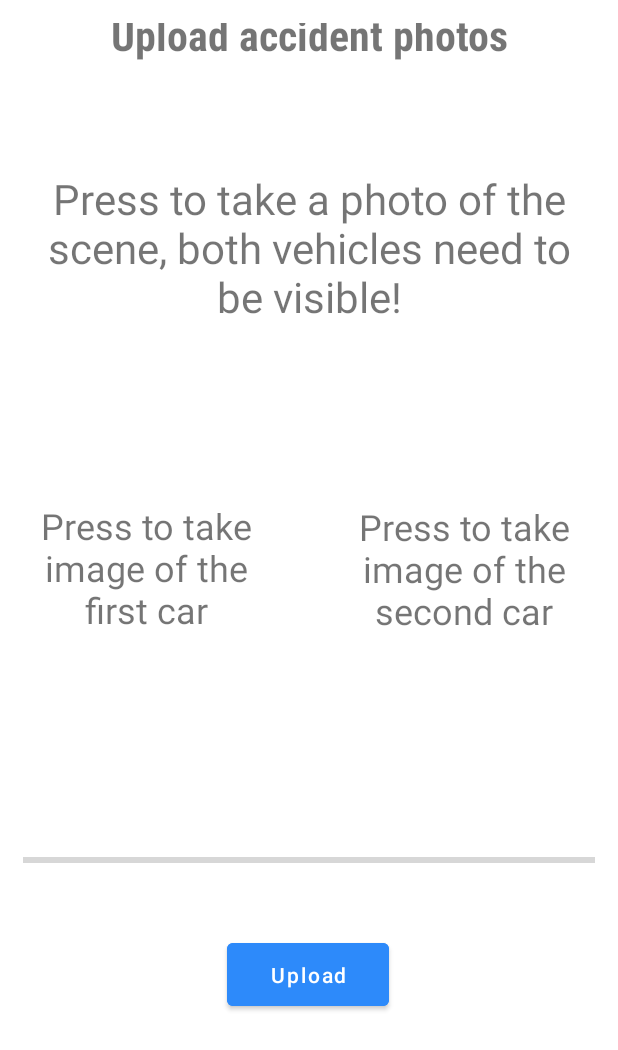
After one commit to bennyrltu/KTUKrash, an Android app: the EventPictures screen opened directly, with no data from a screen before it, on a phone screen of 412 x 824 dp. The commit adds this screen. Shown: the top 1050 px of the screen. Run offline under Robolectric (Android 15) with nearby library versions, the phone set to English and light mode, and no system bars; our stand-ins replace Firebase (no records; nobody signed in at launch, a user with empty details on screens opened directly); libraries missing offline, so code that uses them is left out: com.github.dhaval2404.imagepicker.

Commit message:
User can upload accident images to cloud, every user uploads are personalised

```diff
--- a/app/build.gradle
+++ b/app/build.gradle
@@ -40,6 +40,8 @@ dependencies {
     implementation 'com.github.yukuku:ambilwarna:2.0.1'
     implementation 'com.google.android.libraries.places:places:2.5.0'
     implementation 'com.hbb20:ccp:2.5.4'
+    implementation 'com.google.firebase:firebase-storage:20.0.0'
+    implementation 'com.github.dhaval2404:imagepicker:2.1'
     testImplementation 'junit:junit:4.+'
     androidTestImplementation 'androidx.test.ext:junit:1.1.3'
     androidTestImplementation 'androidx.test.espresso:espresso-core:3.4.0'
--- /dev/null
+++ b/app/src/main/java/edu/ktu/ktukrash/EventPictures.java
@@ -0,0 +1,173 @@
+package edu.ktu.ktukrash;
+
+import androidx.annotation.NonNull;
+import androidx.annotation.Nullable;
+import androidx.appcompat.app.AppCompatActivity;
+
+import android.content.Intent;
+import android.net.Uri;
+import android.os.Bundle;
+import android.view.View;
+import android.widget.Button;
+import android.widget.ImageView;
+import android.widget.ProgressBar;
+import android.widget.TextView;
+import android.widget.Toast;
+
+import com.github.dhaval2404.imagepicker.ImagePicker;
+import com.google.android.gms.tasks.OnFailureListener;
+import com.google.android.gms.tasks.OnSuccessListener;
+import com.google.firebase.auth.FirebaseAuth;
+import com.google.firebase.storage.FirebaseStorage;
+import com.google.firebase.storage.OnProgressListener;
+import com.google.firebase.storage.StorageReference;
+import com.google.firebase.storage.UploadTask;
+
+public class EventPictures extends AppCompatActivity {
+
+    ImageView imageView;
+    ImageView imageView2;
+    ImageView imageView3;
+
+    Uri fileUri;
+    Uri fileUri2;
+    Uri fileUri3;
+
+    ProgressBar progressBar;
+    TextView progressTextView;
+    Button uploadButton;
+
+
+    @Override
+    protected void onCreate(Bundle savedInstanceState) {
+        super.onCreate(savedInstanceState);
+        setContentView(R.layout.activity_event_pictures);
+
+        imageView = findViewById(R.id.imageView);
+        imageView2 = findViewById(R.id.imageView2);
+        imageView3 = findViewById(R.id.imageView3);
+
+        uploadButton = findViewById(R.id.uploadButton);
+
+        progressBar = findViewById(R.id.progressBar);
+        progressTextView = findViewById(R.id.progressTextView);
+
+        String currentuser = FirebaseAuth.getInstance().getCurrentUser().getUid();
+
+        imageView.setOnClickListener(new View.OnClickListener() {
+            @Override
+            public void onClick(View v) {
+                ImagePicker
+                        .Companion
+                        .with(EventPictures.this)
+                        .start(1);
+
+            }
+        });
+
+        imageView2.setOnClickListener(new View.OnClickListener() {
+            @Override
+            public void onClick(View v2) {
+                ImagePicker
+                        .Companion
+                        .with(EventPictures.this)
+                        .start(2);
+
+            }
+        });
+
+        imageView3.setOnClickListener(new View.OnClickListener() {
+            @Override
+            public void onClick(View v3) {
+                ImagePicker
+                        .Companion
+                        .with(EventPictures.this)
+                        .start(3);
+
+            }
+        });
+
+        uploadButton.setOnClickListener(new View.OnClickListener() {
+            @Override
+            public void onClick(View v) {
+                StorageReference storageRef = FirebaseStorage.getInstance().getReference();
+                StorageReference uploadImageRef = storageRef.child("images/" + currentuser + "/"+"EVENT_"+ fileUri.getLastPathSegment());
+                StorageReference uploadImageRef2 = storageRef.child("images/" + currentuser + "/"+"FIRST_"+ fileUri2.getLastPathSegment());
+                StorageReference uploadImageRef3 = storageRef.child("images/" + currentuser + "/"+"SECOND_"+ fileUri3.getLastPathSegment());
+
+                UploadTask uploadTask = uploadImageRef.putFile(fileUri);
+                UploadTask uploadTask2 = uploadImageRef2.putFile(fileUri2);
+                UploadTask uploadTask3 = uploadImageRef3.putFile(fileUri3);
+
+                uploadTask2.addOnSuccessListener(new OnSuccessListener<UploadTask.TaskSnapshot>() {
+                    @Override
+                    public void onSuccess(UploadTask.TaskSnapshot taskSnapshot) {
+                        Toast.makeText(EventPictures.this, "Successfully uploaded image", Toast.LENGTH_SHORT).show();
+                    }
+                });
+
+                uploadTask3.addOnSuccessListener(new OnSuccessListener<UploadTask.TaskSnapshot>() {
+                    @Override
+                    public void onSuccess(UploadTask.TaskSnapshot taskSnapshot) {
+                        Toast.makeText(EventPictures.this, "Successfully uploaded image", Toast.LENGTH_SHORT).show();
+                    }
+                });
+
+                uploadTask.addOnSuccessListener(new OnSuccessListener<UploadTask.TaskSnapshot>() {
+                    @Override
+                    public void onSuccess(UploadTask.TaskSnapshot taskSnapshot) {
+
+                        Toast.makeText(EventPictures.this, "Successfully uploaded image", Toast.LENGTH_SHORT).show();
+
+                    }
+                }).addOnFailureListener(new OnFailureListener() {
+                    @Override
+                    public void onFailure(@NonNull Exception e) {
+                        Toast.makeText(EventPictures.this, "Failed to Upload Image", Toast.LENGTH_SHORT).show();
+                    }
+                })
+                        .addOnProgressListener(new OnProgressListener<UploadTask.TaskSnapshot>() {
+                            @Override
+                            public void onProgress(@NonNull UploadTask.TaskSnapshot snapshot) {
+                                double progress = (100.0 * snapshot.getBytesTransferred()) / snapshot.getTotalByteCount();
+                                progressBar.setProgress((int) progress);
+                                String progressString = ((int) progress) + "% done";
+                                progressTextView.setText(progressString);
+                            }
+                        });
+            }
+        });
+
+
+    }
+
+    @Override
+    protected void onActivityResult(int requestCode, int resultCode, @Nullable Intent data) {
+        super.onActivityResult(requestCode, resultCode, data);
+        if (requestCode == 1) {
+            if (resultCode == RESULT_OK) {
+                if (data != null) {
+                    fileUri = data.getData();
+                    imageView.setImageURI(fileUri);
+                }
+            }
+        }
+
+        if (requestCode == 2) {
+            if (resultCode == RESULT_OK) {
+                if (data != null) {
+                    fileUri2 = data.getData();
+                    imageView2.setImageURI(fileUri2);
+                }
+            }
+        }
+        if (requestCode == 3) {
+            if (resultCode == RESULT_OK) {
+                if (data != null) {
+                    fileUri3 = data.getData();
+                    imageView3.setImageURI(fileUri3);
+                }
+            }
+        }
+    }
+}
--- /dev/null
+++ b/app/src/main/res/layout/activity_event_pictures.xml
@@ -0,0 +1,162 @@
+<?xml version="1.0" encoding="utf-8"?>
+<androidx.constraintlayout.widget.ConstraintLayout xmlns:android="http://schemas.android.com/apk/res/android"
+    xmlns:app="http://schemas.android.com/apk/res-auto"
+    xmlns:tools="http://schemas.android.com/tools"
+    android:layout_width="match_parent"
+    android:layout_height="match_parent"
+    android:padding="15sp"
+    tools:context=".EventPictures">
+
+
+    <TextView
+        android:id="@+id/textView"
+        android:layout_width="382dp"
+        android:layout_height="58dp"
+        android:layout_marginBottom="34dp"
+        android:fontFamily="sans-serif-condensed"
+        android:gravity="center"
+        android:text="Upload accident photos"
+        android:textSize="28dp"
+        android:textStyle="bold"
+        app:layout_constraintBottom_toTopOf="@+id/imageView"
+        app:layout_constraintEnd_toEndOf="parent"
+        app:layout_constraintStart_toStartOf="parent"
+        app:layout_constraintTop_toTopOf="parent" />
+
+    <TextView
+        android:id="@+id/textView4"
+        android:layout_width="164dp"
+        android:layout_height="167dp"
+        android:layout_marginTop="27dp"
+        android:layout_marginEnd="44dp"
+        android:layout_marginBottom="67dp"
+        android:gravity="center"
+        android:text="Press to take image of the first car"
+        android:textSize="24dp"
+        app:layout_constraintBottom_toTopOf="@+id/progressBar"
+        app:layout_constraintEnd_toStartOf="@+id/textView5"
+        app:layout_constraintStart_toStartOf="parent"
+        app:layout_constraintTop_toBottomOf="@+id/textView2" />
+
+    <ImageView
+        android:id="@+id/imageView2"
+        android:layout_width="166dp"
+        android:layout_height="170dp"
+        android:layout_marginTop="34dp"
+        android:layout_marginEnd="39dp"
+        android:layout_marginBottom="64dp"
+        android:background="?selectableItemBackground"
+        android:clickable="true"
+        android:focusable="true"
+        android:scaleType="centerCrop"
+        app:layout_constraintBottom_toTopOf="@+id/progressBar"
+        app:layout_constraintEnd_toStartOf="@+id/textView5"
+        app:layout_constraintHorizontal_bias="0.0"
+        app:layout_constraintStart_toStartOf="parent"
+        app:layout_constraintTop_toBottomOf="@+id/imageView"
+        app:layout_constraintVertical_bias="0.166" />
+
+
+    <ImageView
+        android:id="@+id/imageView"
+        android:layout_width="383dp"
+        android:layout_height="204dp"
+        android:layout_marginBottom="8dp"
+        android:background="?selectableItemBackground"
+        android:clickable="true"
+        android:focusable="true"
+        android:scaleType="centerCrop"
+        app:layout_constraintBottom_toTopOf="@+id/textView4"
+        app:layout_constraintEnd_toEndOf="parent"
+        app:layout_constraintHorizontal_bias="0.357"
+        app:layout_constraintStart_toStartOf="parent"
+        app:layout_constraintTop_toTopOf="parent"
+        app:layout_constraintVertical_bias="0.722" />
+
+    <TextView
+        android:id="@+id/textView2"
+        android:layout_width="382dp"
+        android:layout_height="204dp"
+        android:layout_marginTop="12dp"
+        android:gravity="center"
+        android:text="Press to take a photo of the scene, both vehicles need to be visible!"
+        android:textSize="28dp"
+        app:layout_constraintBottom_toBottomOf="@+id/imageView"
+        app:layout_constraintEnd_toEndOf="parent"
+        app:layout_constraintHorizontal_bias="0.413"
+        app:layout_constraintStart_toStartOf="parent"
+        app:layout_constraintTop_toBottomOf="@+id/textView"
+        app:layout_constraintVertical_bias="0.0" />
+
+    <ProgressBar
+        android:id="@+id/progressBar"
+        style="@style/Widget.AppCompat.ProgressBar.Horizontal"
+        android:layout_width="389dp"
+        android:layout_height="90dp"
+        android:layout_marginTop="261dp"
+        app:layout_constraintBottom_toBottomOf="parent"
+        app:layout_constraintEnd_toEndOf="parent"
+        app:layout_constraintStart_toStartOf="parent"
+        app:layout_constraintTop_toBottomOf="@+id/textView2"
+        app:layout_constraintVertical_bias="0.0" />
+
+    <TextView
+        android:id="@+id/progressTextView"
+        android:layout_width="22dp"
+        android:layout_height="89dp"
+        android:layout_marginStart="362dp"
+        android:layout_marginTop="65dp"
+        android:layout_marginBottom="2dp"
+        app:layout_constraintBottom_toBottomOf="@+id/progressBar"
+        app:layout_constraintEnd_toEndOf="parent"
+        app:layout_constraintStart_toStartOf="@+id/progressBar"
+        app:layout_constraintTop_toBottomOf="@+id/textView5" />
+
+    <Button
+        android:id="@+id/uploadButton"
+        android:layout_width="108dp"
+        android:layout_height="54dp"
+        android:layout_marginTop="4dp"
+        android:backgroundTint="#2D8AFA"
+        android:text="Upload"
+        android:textAllCaps="false"
+        android:textColor="@android:color/white"
+        app:layout_constraintBottom_toBottomOf="parent"
+        app:layout_constraintEnd_toEndOf="parent"
+        app:layout_constraintHorizontal_bias="0.498"
+        app:layout_constraintStart_toStartOf="parent"
+        app:layout_constraintTop_toBottomOf="@+id/progressBar"
+        app:layout_constraintVertical_bias="0.0" />
+
+    <TextView
+        android:id="@+id/textView5"
+        android:layout_width="174dp"
+        android:layout_height="161dp"
+        android:layout_marginTop="28dp"
+        android:layout_marginBottom="66dp"
+        android:gravity="center"
+        android:text="Press to take image of the second car"
+        android:textSize="24dp"
+        app:layout_constraintBottom_toTopOf="@+id/progressBar"
+        app:layout_constraintEnd_toEndOf="parent"
+        app:layout_constraintTop_toBottomOf="@+id/textView2" />
+
+    <ImageView
+        android:id="@+id/imageView3"
+        android:layout_width="171dp"
+        android:layout_height="167dp"
+        android:layout_marginStart="38dp"
+        android:layout_marginTop="29dp"
+        android:layout_marginBottom="69dp"
+        android:background="?selectableItemBackground"
+        android:clickable="true"
+        android:focusable="true"
+        android:scaleType="centerCrop"
+        app:layout_constraintBottom_toTopOf="@+id/progressBar"
+        app:layout_constraintEnd_toEndOf="parent"
+        app:layout_constraintStart_toEndOf="@+id/imageView2"
+        app:layout_constraintTop_toBottomOf="@+id/imageView"
+        tools:ignore="SpeakableTextPresentCheck" />
+
+
+</androidx.constraintlayout.widget.ConstraintLayout>
--- a/build.gradle
+++ b/build.gradle
@@ -3,6 +3,7 @@ buildscript {
     repositories {
         google()
         mavenCentral()
+        maven { url "https://jitpack.io" }
     }
     dependencies {
         classpath "com.android.tools.build:gradle:7.0.3"
--- a/settings.gradle
+++ b/settings.gradle
@@ -4,6 +4,8 @@ dependencyResolutionManagement {
         google()
         mavenCentral()
         jcenter() // Warning: this repository is going to shut down soon
+        maven { url "https://maven.google.com" }
+        maven { url "https://jitpack.io" }
     }
 }
 rootProject.name = "KTUKrash"
```
Also changed, not shown: app/src/main/AndroidManifest.xml (+9 -5 lines), app/src/main/java/edu/ktu/ktukrash/ProfileActivity.java (+17 -1 lines), app/src/main/res/layout/activity_declaration_cars.xml (+15 -14 lines), app/src/main/res/layout/activity_first_person_data.xml (+53 -43 lines), app/src/main/res/layout/activity_profile.xml (+30 -13 lines).
